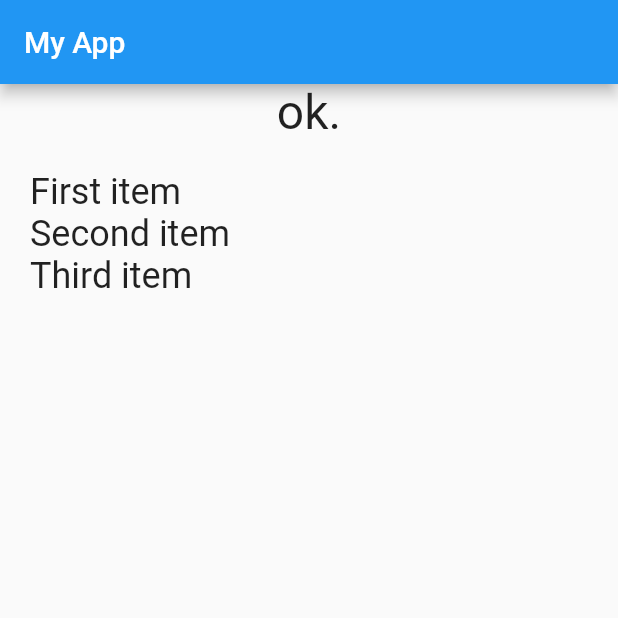
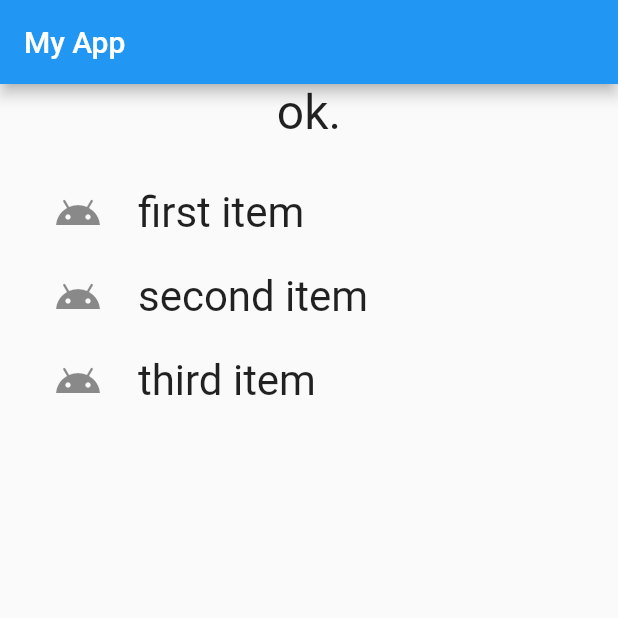
Before and after one commit to naokimakino/introduction-to-flutter3, a Flutter app: the screen it shows after launch, on a phone screen of 412 x 824 dp, the top half of it. Run offline on Flutter 3.47's test engine with Material 2 defaults, Android fonts, the light colour scheme and no system bars.

Commit message:
feat(chapter4): list4_4

```diff
--- a/chapter4/lib/main.dart
+++ b/chapter4/lib/main.dart
@@ -28,7 +28,8 @@ class MyHomePage extends StatefulWidget {
 }
 
 class _MyHomePageState extends State<MyHomePage> {
-  static const _message = 'ok.';
+  static var _message = 'ok.';
+  static var _index = 0;
 
   @override
   Widget build(BuildContext context) {
@@ -38,25 +39,49 @@ class _MyHomePageState extends State<MyHomePage> {
       ),
       body: Column(
         children: <Widget>[
-          const Text(
+          Text(
             _message,
-            style: TextStyle(fontSize: 32.0),
+            style: const TextStyle(fontSize: 32.0),
           ),
           ListView(
             shrinkWrap: true,
             padding: const EdgeInsets.all(20.0),
-            children: const [
-              Text(
-                'First item',
-                style: TextStyle(fontSize: 24.0),
+            children: [
+              ListTile(
+                leading: const Icon(Icons.android, size: 32),
+                title: const Text(
+                  'first item',
+                  style: TextStyle(fontSize: 28),
+                ),
+                selected: _index == 1,
+                onTap: () {
+                  _index = 1;
+                  tapTile();
+                },
               ),
-              Text(
-                'Second item',
-                style: TextStyle(fontSize: 24.0),
+              ListTile(
+                leading: const Icon(Icons.android, size: 32),
+                title: const Text(
+                  'second item',
+                  style: TextStyle(fontSize: 28),
+                ),
+                selected: _index == 2,
+                onTap: () {
+                  _index = 2;
+                  tapTile();
+                },
               ),
-              Text(
-                'Third item',
-                style: TextStyle(fontSize: 24.0),
+              ListTile(
+                leading: const Icon(Icons.android, size: 32),
+                title: const Text(
+                  'third item',
+                  style: TextStyle(fontSize: 28),
+                ),
+                selected: _index == 3,
+                onTap: () {
+                  _index = 3;
+                  tapTile();
+                },
               ),
             ],
           )
@@ -64,4 +89,10 @@ class _MyHomePageState extends State<MyHomePage> {
       ),
     );
   }
+
+  void tapTile() {
+    setState(() {
+      _message = 'you tapped: No, $_index.';
+    });
+  }
 }
```
